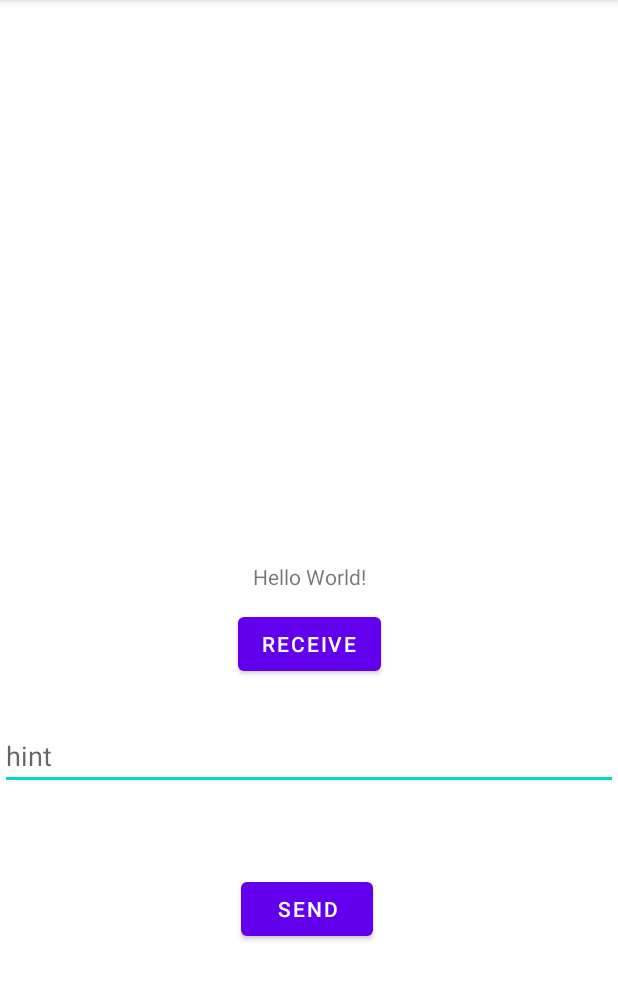
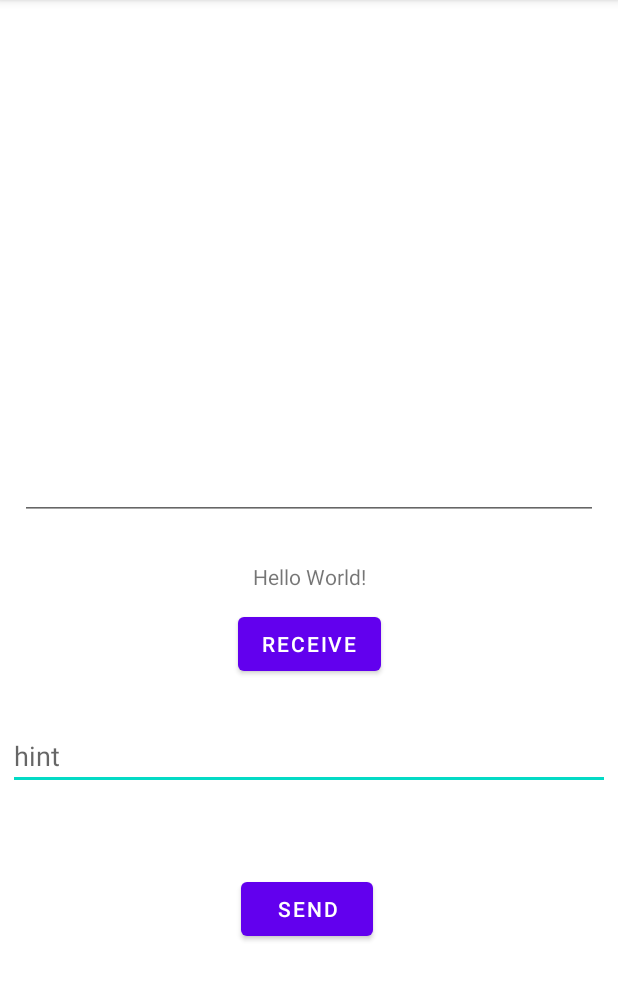
Before and after one commit to Stanko2/sound-auth, an Android app: the screen it shows after launch (MainActivity), on a phone screen of 412 x 824 dp, the part 84-1085 px from its top. Run offline under Robolectric (Android 15) with nearby library versions, the phone set to English and light mode, and no system bars.

Commit message:
sound message transfer

```diff
--- a/android/app/src/main/java/com/example/soundauth/MainActivity.java
+++ b/android/app/src/main/java/com/example/soundauth/MainActivity.java
@@ -1,8 +1,12 @@
 package com.example.soundauth;
 
 import androidx.appcompat.app.AppCompatActivity;
+import androidx.localbroadcastmanager.content.LocalBroadcastManager;
 
+import android.content.BroadcastReceiver;
+import android.content.Context;
 import android.content.Intent;
+import android.content.IntentFilter;
 import android.os.Bundle;
 import android.util.Log;
 import android.widget.TextView;
@@ -40,4 +44,23 @@ public class MainActivity extends AppCompatActivity {
         });
     }
 
+
+    @Override
+    protected void onPause() {
+        LocalBroadcastManager.getInstance(this).unregisterReceiver(audioMessageReceiver);
+        super.onPause();
+    }
+
+    @Override
+    protected void onResume() {
+        super.onResume();
+        LocalBroadcastManager.getInstance(this).registerReceiver(audioMessageReceiver, new IntentFilter("Message"));
+    }
+
+    private final BroadcastReceiver audioMessageReceiver = new BroadcastReceiver() {
+        @Override
+        public void onReceive(Context context, Intent intent) {
+            binding.outputText.setText(intent.getStringExtra("message"));
+        }
+    };
 }
--- a/android/app/src/main/res/layout/activity_main.xml
+++ b/android/app/src/main/res/layout/activity_main.xml
@@ -46,27 +46,35 @@
         app:layout_constraintTop_toBottomOf="@+id/messageField"
         tools:ignore="MissingConstraints" />
 
-    <com.google.android.material.textfield.TextInputLayout
-        android:id="@+id/message"
-        android:layout_width="409dp"
-        android:layout_height="wrap_content"
-        tools:layout_editor_absoluteX="1dp"
-        tools:layout_editor_absoluteY="499dp"
-        tools:ignore="MissingConstraints">
-
-    </com.google.android.material.textfield.TextInputLayout>
-
     <com.google.android.material.textfield.TextInputEditText
         android:id="@+id/messageField"
         android:layout_width="match_parent"
         android:layout_height="wrap_content"
+        android:layout_marginStart="5dp"
         android:layout_marginTop="14dp"
+        android:layout_marginEnd="5dp"
         android:layout_marginBottom="31dp"
         android:hint="hint"
         app:layout_constraintBottom_toTopOf="@+id/send"
         app:layout_constraintEnd_toEndOf="parent"
+        app:layout_constraintHorizontal_bias="0.52"
         app:layout_constraintStart_toStartOf="parent"
         app:layout_constraintTop_toBottomOf="@+id/receive"
         tools:ignore="MissingConstraints" />
 
+    <EditText
+        android:id="@+id/outputText"
+        android:layout_width="385dp"
+        android:layout_height="341dp"
+        android:layout_marginStart="5dp"
+        android:layout_marginTop="5dp"
+        android:layout_marginEnd="5dp"
+        android:ems="10"
+        android:gravity="start|top"
+        android:inputType="textMultiLine"
+        app:layout_constraintEnd_toEndOf="parent"
+        app:layout_constraintStart_toStartOf="parent"
+        app:layout_constraintTop_toTopOf="parent"
+        tools:text="falsjdflk\nfdjsa;lf" />
+
 </androidx.constraintlayout.widget.ConstraintLayout>
```
Also changed, not shown: android/app/src/main/java/com/example/soundauth/ListenService.java (+10 -1 lines), 7 other files.
